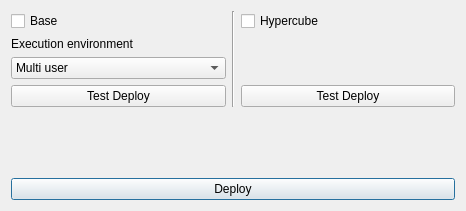
Qt form src/miro/mirodeploydialog.ui (GAMS-dev/studio) before a commit.
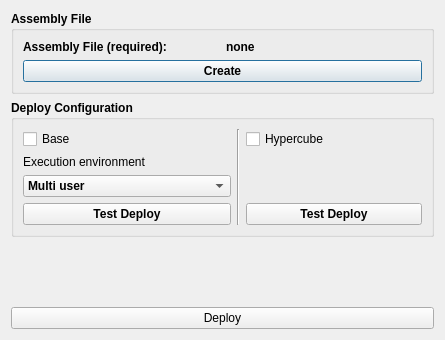
The same form after that commit.

Commit message: create/update MIRO assembly file via deploy dialog

Diff of the .ui file:
```diff
--- a/src/miro/mirodeploydialog.ui
+++ b/src/miro/mirodeploydialog.ui
@@ -6,15 +6,71 @@
    <rect>
     <x>0</x>
     <y>0</y>
-    <width>466</width>
-    <height>211</height>
+    <width>445</width>
+    <height>340</height>
    </rect>
   </property>
   <property name="windowTitle">
    <string>Deploy MIRO Model</string>
   </property>
+  <layout class="QVBoxLayout" name="verticalLayout_4">
+   <item>
+    <widget class="QGroupBox" name="groupBox_2">
+     <property name="font">
+      <font>
+       <weight>75</weight>
+       <bold>true</bold>
+      </font>
+     </property>
+     <property name="title">
+      <string>Assembly File</string>
+     </property>
   <layout class="QVBoxLayout" name="verticalLayout_3">
    <item>
+       <layout class="QHBoxLayout" name="horizontalLayout_2">
+        <item>
+         <widget class="QLabel" name="label">
+          <property name="font">
+           <font>
+            <weight>75</weight>
+            <bold>true</bold>
+           </font>
+          </property>
+          <property name="text">
+           <string>Assembly File (required):</string>
+          </property>
+         </widget>
+        </item>
+        <item>
+         <widget class="QLabel" name="assemblyFileLabel">
+          <property name="text">
+           <string>none</string>
+          </property>
+         </widget>
+        </item>
+       </layout>
+      </item>
+      <item>
+       <widget class="QPushButton" name="assemblyFileButton">
+        <property name="text">
+         <string>Create</string>
+        </property>
+       </widget>
+      </item>
+     </layout>
+    </widget>
+   </item>
+   <item>
+    <widget class="QGroupBox" name="groupBox">
+     <property name="font">
+      <font>
+       <weight>75</weight>
+       <bold>true</bold>
+      </font>
+     </property>
+     <property name="title">
+      <string>Deploy Configuration</string>
+     </property>
     <layout class="QHBoxLayout" name="horizontalLayout">
      <item>
       <layout class="QVBoxLayout" name="verticalLayout">
@@ -123,6 +179,7 @@
       </layout>
      </item>
     </layout>
+    </widget>
    </item>
    <item>
     <spacer name="verticalSpacer">
```
Lines whose indentation alone changed are shown as unchanged. The commit also changes 4 other files.
